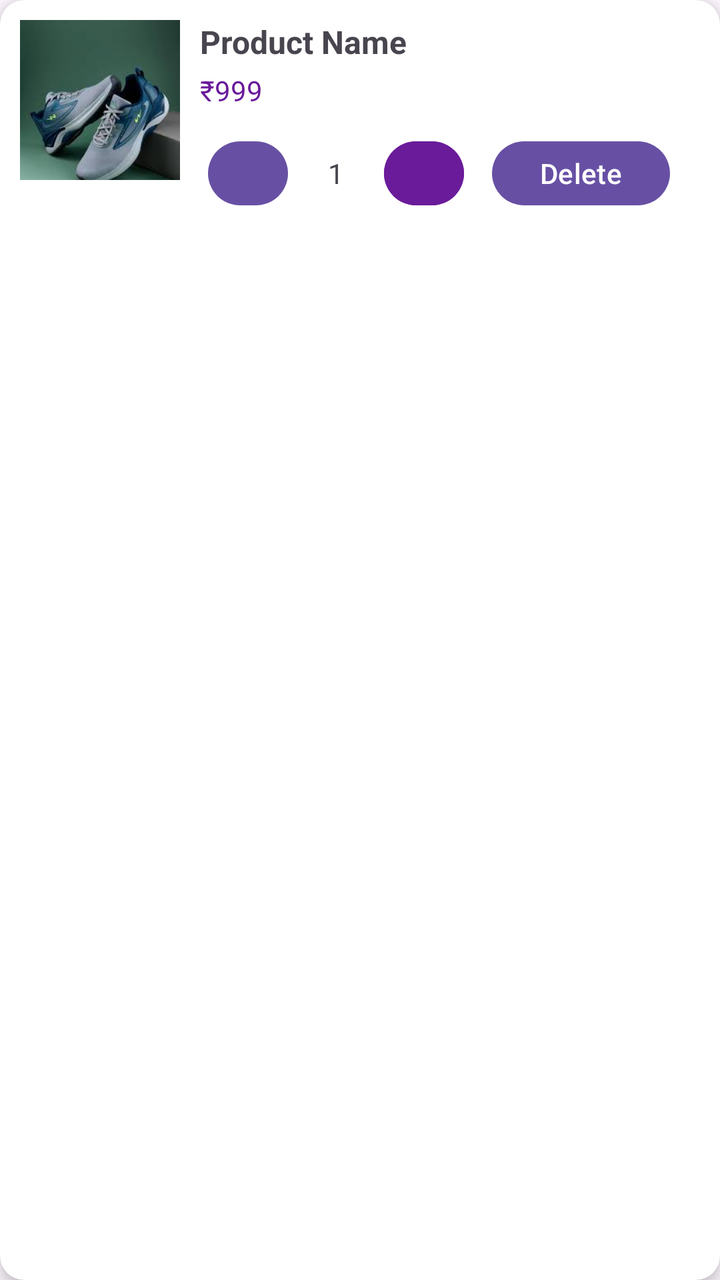
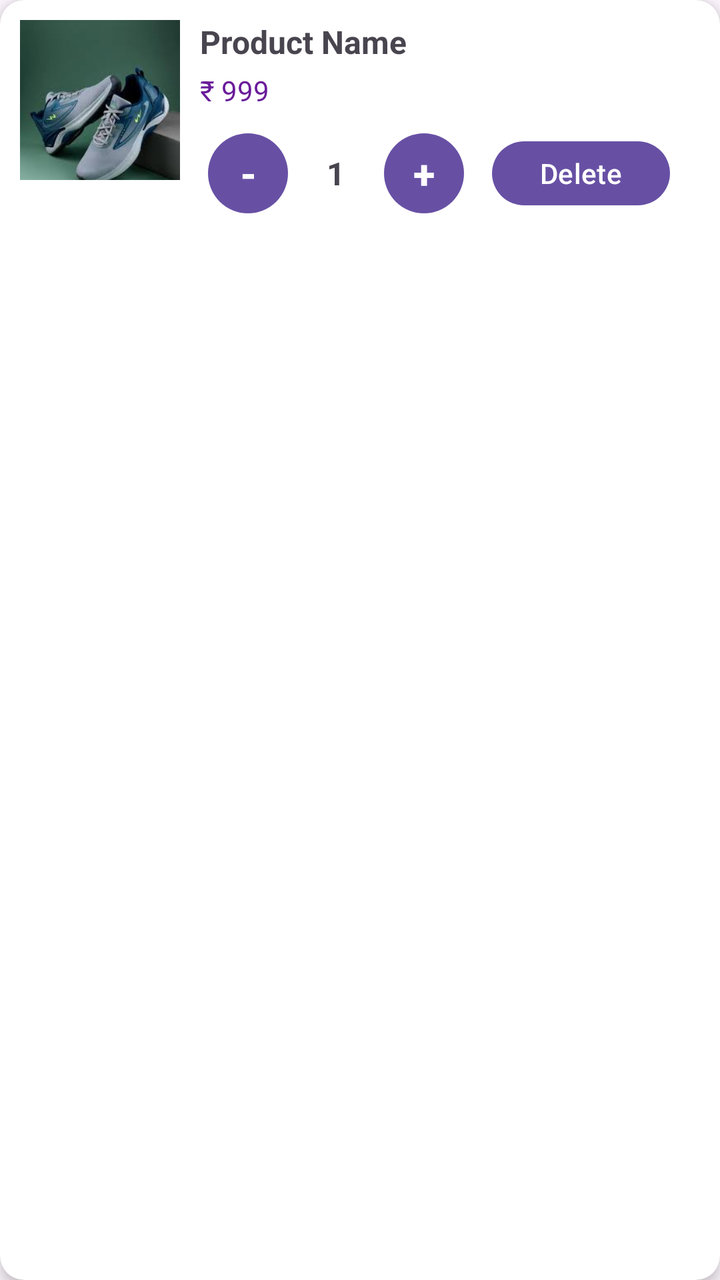

Screens rendered from an Android XML layout before and after an edit, with the pre-edit source and the edit as a unified diff.
<!-- AndroidManifest.xml: application theme Theme.Shoppingapp -->
<!-- res/layout/item_cart.xml -->
<androidx.cardview.widget.CardView
    xmlns:android="http://schemas.android.com/apk/res/android"
    xmlns:app="http://schemas.android.com/apk/res-auto"
    android:layout_width="match_parent"
    android:layout_height="wrap_content"
    android:layout_margin="8dp"
    app:cardCornerRadius="12dp"
    app:cardElevation="4dp">

    <LinearLayout
        android:layout_width="match_parent"
        android:layout_height="wrap_content"
        android:orientation="horizontal"
        android:padding="10dp">

        
        <ImageView
            android:id="@+id/productImage"
            android:layout_width="80dp"
            android:layout_height="80dp"
            android:scaleType="centerCrop"
            android:src="@drawable/shoes" />

        
        <LinearLayout
            android:layout_width="0dp"
            android:layout_height="wrap_content"
            android:layout_weight="1"
            android:orientation="vertical"
            android:paddingStart="10dp">

            
            <TextView
                android:id="@+id/name"
                android:layout_width="wrap_content"
                android:layout_height="wrap_content"
                android:text="Product Name"
                android:textSize="16sp"
                android:textStyle="bold"/>

            
            <TextView
                android:id="@+id/price"
                android:layout_width="wrap_content"
                android:layout_height="wrap_content"
                android:text="₹999"
                android:textColor="#6A1B9A"
                android:textSize="14sp"
                android:layout_marginTop="4dp"/>

            
            <LinearLayout
                android:layout_width="wrap_content"
                android:layout_height="wrap_content"
                android:orientation="horizontal"
                android:layout_marginTop="8dp">

                <Button
                    android:id="@+id/minusBtn"
                    android:layout_width="40dp"
                    android:layout_height="40dp"
                    android:text="@string/resouce"
                    android:textStyle="bold"
                    android:textSize="18sp"
                    android:textColor="@android:color/white"
                    android:layout_margin="4dp"/>

                <TextView
                    android:id="@+id/qty"
                    android:layout_width="40dp"
                    android:layout_height="40dp"
                    android:gravity="center"
                    android:text="1"/>

                <Button
                    android:id="@+id/plusBtn"
                    android:layout_width="40dp"
                    android:layout_height="40dp"
                    android:text="+"
                    android:textStyle="bold"
                    android:textSize="18sp"
                    android:backgroundTint="#6A1B9A"
                    android:textColor="@android:color/white"
                    android:layout_margin="4dp"/>
                <Button
                    android:id="@+id/deleteBtn"
                    android:text="Delete"
                    android:layout_marginStart="10dp"
                    android:layout_width="wrap_content"
                    android:layout_height="40dp"/>
            </LinearLayout>

        </LinearLayout>

    </LinearLayout>

</androidx.cardview.widget.CardView>
<!-- resources referenced by this layout -->
<resources>
  <!-- drawable shoes: png bitmap (drawable, 5935 bytes) -->
  <string name="resouce">-</string>
  <style name="Theme.Shoppingapp" parent="Base.Theme.Shoppingapp" />
  <style name="Base.Theme.Shoppingapp" parent="Theme.Material3.DayNight.NoActionBar">
          
          
      </style>
</resources>

<!-- the commit's change to res/layout/item_cart.xml (unified diff, before → after) -->
@@ -43,7 +43,7 @@
                 android:id="@+id/price"
                 android:layout_width="wrap_content"
                 android:layout_height="wrap_content"
-                android:text="₹999"
+                android:text="₹ 999"
                 android:textColor="#6A1B9A"
                 android:textSize="14sp"
                 android:layout_marginTop="4dp"/>
@@ -53,41 +53,60 @@
                 android:layout_width="wrap_content"
                 android:layout_height="wrap_content"
                 android:orientation="horizontal"
-                android:layout_marginTop="8dp">
+                android:layout_marginTop="8dp"
+                android:gravity="center_vertical">
 
+                
                 <Button
                     android:id="@+id/minusBtn"
                     android:layout_width="40dp"
                     android:layout_height="40dp"
-                    android:text="@string/resouce"
+                    android:text="-"
+                    android:textAllCaps="false"
                     android:textStyle="bold"
-                    android:textSize="18sp"
+                    android:textSize="20sp"
                     android:textColor="@android:color/white"
+                    android:background="@drawable/circle_btn"
+                    android:minWidth="0dp"
+                    android:minHeight="0dp"
+                    android:padding="0dp"
                     android:layout_margin="4dp"/>
 
+                
                 <TextView
                     android:id="@+id/qty"
                     android:layout_width="40dp"
                     android:layout_height="40dp"
                     android:gravity="center"
-                    android:text="1"/>
+                    android:text="1"
+                    android:textSize="16sp"
+                    android:textStyle="bold"/>
 
+                
                 <Button
                     android:id="@+id/plusBtn"
                     android:layout_width="40dp"
                     android:layout_height="40dp"
                     android:text="+"
+                    android:textAllCaps="false"
                     android:textStyle="bold"
-                    android:textSize="18sp"
-                    android:backgroundTint="#6A1B9A"
+                    android:textSize="20sp"
                     android:textColor="@android:color/white"
+                    android:background="@drawable/circle_btn"
+                    android:minWidth="0dp"
+                    android:minHeight="0dp"
+                    android:padding="0dp"
                     android:layout_margin="4dp"/>
+
+                
                 <Button
                     android:id="@+id/deleteBtn"
                     android:text="Delete"
+                    android:textColor="@android:color/white"
                     android:layout_marginStart="10dp"
                     android:layout_width="wrap_content"
                     android:layout_height="40dp"/>
+
             </LinearLayout>
 
         </LinearLayout>
<!-- resource entries referenced after the edit -->
@@ -1,7 +1,11 @@
 <!-- resources referenced by this layout -->
 <resources>
+  <!-- drawable circle_btn (drawable) -->
+  <shape xmlns:android="http://schemas.android.com/apk/res/android">
+      <solid android:color="#6A1B9A"/>
+      <corners android:radius="50dp"/>
+  </shape>
   <!-- drawable shoes: png bitmap (drawable, 5935 bytes) -->
-  <string name="resouce">-</string>
   <style name="Theme.Shoppingapp" parent="Base.Theme.Shoppingapp" />
   <style name="Base.Theme.Shoppingapp" parent="Theme.Material3.DayNight.NoActionBar">
           
